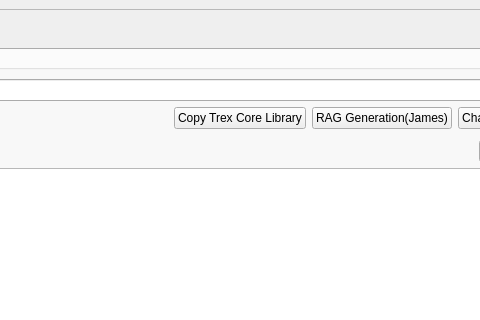
Before: the Qt Designer form chatgpt_performance_metric/source/ui_designer/main_frame.ui in tom-shin/perf_metric, drawn with Qt 5; both pictures show x 601 to 1081 and y 0 to 320 of the 1214 by 845 pixel window.
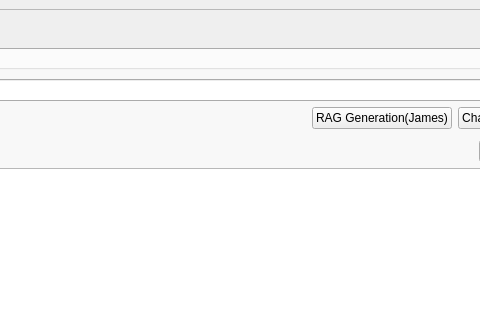
After: the same form once the commit is applied. The open tabs and pages were chosen to show the change.

```diff
--- a/chatgpt_performance_metric/source/ui_designer/main_frame.ui
+++ b/chatgpt_performance_metric/source/ui_designer/main_frame.ui
@@ -250,8 +250,8 @@
                </property>
               </widget>
              </item>
-             <item row="0" column="1">
-              <widget class="QLineEdit" name="gptserverlineEdit">
+             <item row="1" column="2">
+              <widget class="QPushButton" name="vector_env_pushButton">
                <property name="text">
                 <string>https://prd.ai-studio-farm.com/global/chatbot</string>
                </property>
@@ -665,19 +665,6 @@
                   </property>
                  </spacer>
                 </item>
-                <item>
-                 <widget class="QPushButton" name="vector_env_pushButton">
-                  <property name="font">
-                   <font>
-                    <weight>50</weight>
-                    <bold>false</bold>
-                   </font>
-                  </property>
-                  <property name="text">
-                   <string>Copy Trex Core Library</string>
-                  </property>
-                 </widget>
-                </item>
                 <item>
                  <widget class="QPushButton" name="vector_start_pushButton">
                   <property name="font">
```
Left out of the diff: 63 changed lines with no effect on the pictures.
